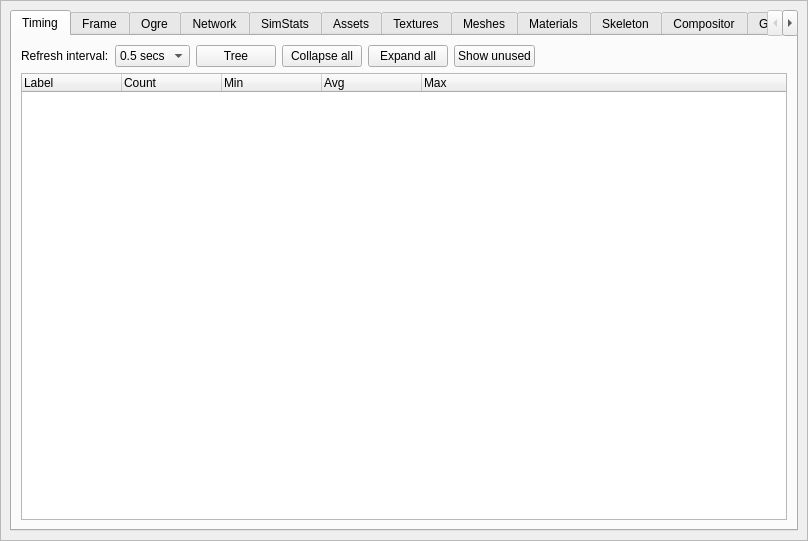
The window that bin/data/ui/profiler.ui (realXtend/tundra) describes before a commit, drawn with Qt 5.
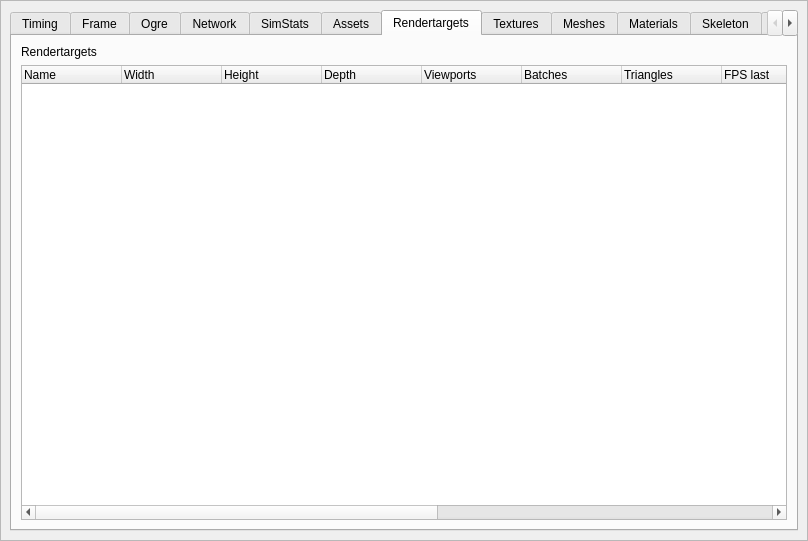
The same window after the commit. The open tabs and pages were chosen to show the change.

Commit message: Rendertarget profiling tab. Removed redundant "Rex" prefix from configuration xml files. Shadow texture to R32F format for less texture memory use.

```diff
--- a/bin/data/ui/profiler.ui
+++ b/bin/data/ui/profiler.ui
@@ -1354,6 +1354,100 @@
           </item>
          </layout>
         </widget>
+        <widget class="QWidget" name="rendertargets">
+         <attribute name="title">
+          <string>Rendertargets</string>
+         </attribute>
+         <layout class="QVBoxLayout" name="rendertargets_verticalLayout">
+          <item>
+           <widget class="QLabel" name="labelAssetCache">
+            <property name="text">
+             <string>Rendertargets</string>
+            </property>
+           </widget>
+          </item>
+          <item>
+           <widget class="QTreeWidget" name="treeRenderTargets">
+            <property name="sizePolicy">
+             <sizepolicy hsizetype="Expanding" vsizetype="Expanding">
+              <horstretch>0</horstretch>
+              <verstretch>0</verstretch>
+             </sizepolicy>
+            </property>
+            <column>
+             <property name="text">
+              <string>Name</string>
+             </property>
+            </column>
+            <column>
+             <property name="text">
+              <string>Width</string>
+             </property>
+            </column>
+            <column>
+             <property name="text">
+              <string>Height</string>
+             </property>
+            </column>
+            <column>
+             <property name="text">
+              <string>Depth</string>
+             </property>
+            </column>
+            <column>
+             <property name="text">
+              <string>Viewports</string>
+             </property>
+            </column>
+            <column>
+             <property name="text">
+              <string>Batches</string>
+             </property>
+            </column>
+            <column>
+             <property name="text">
+              <string>Triangles</string>
+             </property>
+            </column>
+            <column>
+             <property name="text">
+              <string>FPS last</string>
+             </property>
+            </column>
+            <column>
+             <property name="text">
+              <string>FPS avg</string>
+             </property>
+            </column>
+            <column>
+             <property name="text">
+              <string>FPS best</string>
+             </property>
+            </column>
+            <column>
+             <property name="text">
+              <string>FPS worst</string>
+             </property>
+            </column>
+            <column>
+             <property name="text">
+              <string>Best frametime</string>
+             </property>
+            </column>
+            <column>
+             <property name="text">
+              <string>Worst frametime</string>
+             </property>
+            </column>
+            <column>
+             <property name="text">
+              <string>More info</string>
+             </property>
+            </column>
+           </widget>
+          </item>
+         </layout>
+        </widget>
         <widget class="QWidget" name="textures">
          <attribute name="title">
           <string>Textures</string>
```
Left out of the diff: 12 changed lines with no effect on the pictures. The commit also changes 5 other files.
